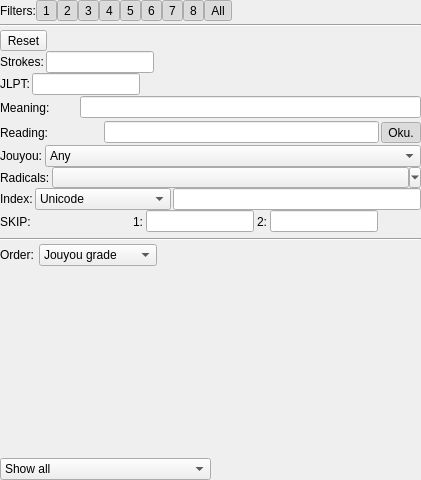
Above: kanjisearchwidget.ui from z1dev/zkanji before the change. Below: the same form after it.
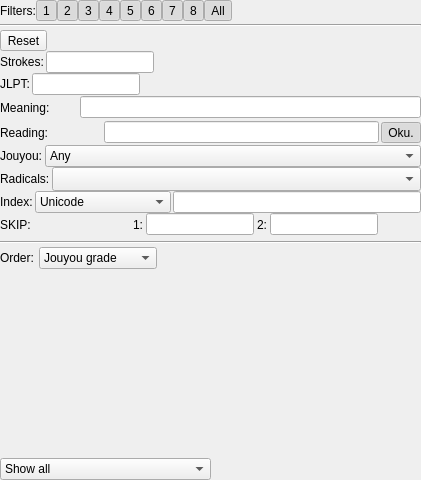
That is the form after the change. Icons and pictures are not drawn. Custom widgets are drawn as their Qt base class.

Commit message: * Fixed: created temporary vector to please gcc. * Replaced toolbutton for radicals with a combo box to get rid of the radicals menu popup.

```diff
--- a/kanjisearchwidget.ui
+++ b/kanjisearchwidget.ui
@@ -728,23 +728,12 @@
           </widget>
          </item>
          <item>
-          <widget class="ZRadicalsButton" name="radicalsButton">
-           <property name="sizePolicy">
-            <sizepolicy hsizetype="Preferred" vsizetype="Fixed">
-             <horstretch>0</horstretch>
-             <verstretch>0</verstretch>
-            </sizepolicy>
+          <widget class="ZComboButton" name="radicalsCButton">
+           <property name="sizeAdjustPolicy">
+            <enum>QComboBox::AdjustToMinimumContentsLengthWithIcon</enum>
            </property>
-           <property name="font">
-            <font>
-             <pointsize>9</pointsize>
-            </font>
-           </property>
-           <property name="popupMode">
-            <enum>QToolButton::MenuButtonPopup</enum>
-           </property>
-           <property name="toolButtonStyle">
-            <enum>Qt::ToolButtonTextOnly</enum>
+           <property name="minimumContentsLength">
+            <number>10</number>
            </property>
           </widget>
          </item>
@@ -1451,8 +1440,8 @@
    <container>1</container>
   </customwidget>
   <customwidget>
-   <class>ZRadicalsButton</class>
-   <extends>QToolButton</extends>
+   <class>ZComboButton</class>
+   <extends>QComboBox</extends>
    <header>kanjisearchwidget.h</header>
   </customwidget>
  </customwidgets>
```
The commit also changes 3 other files.
